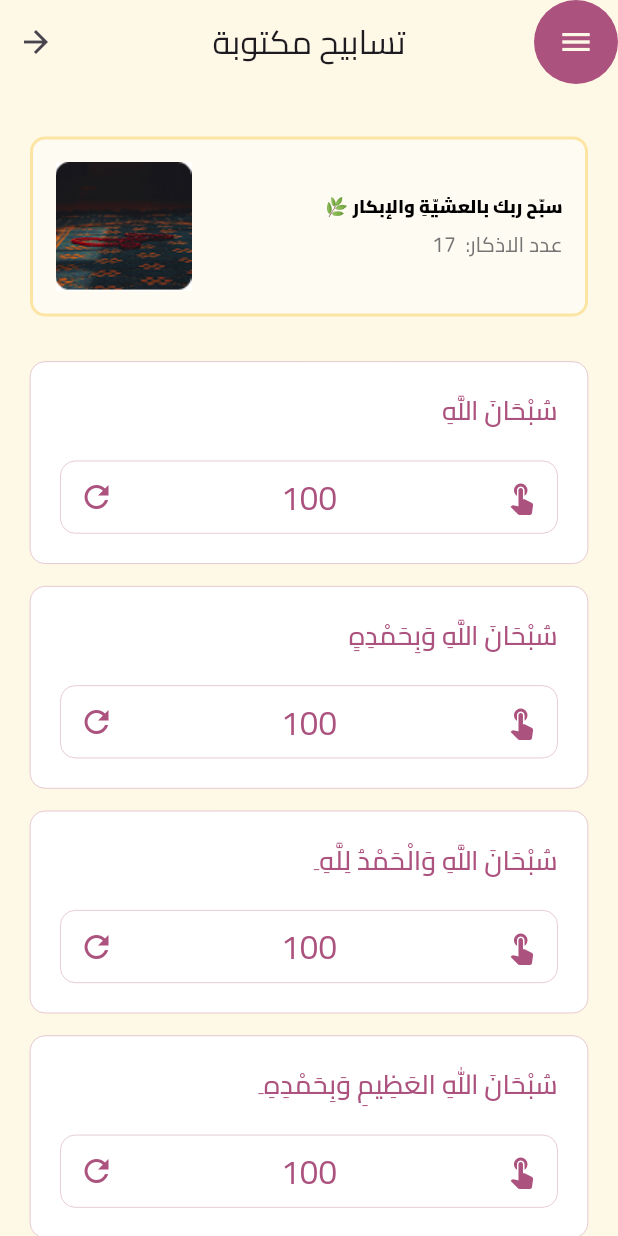
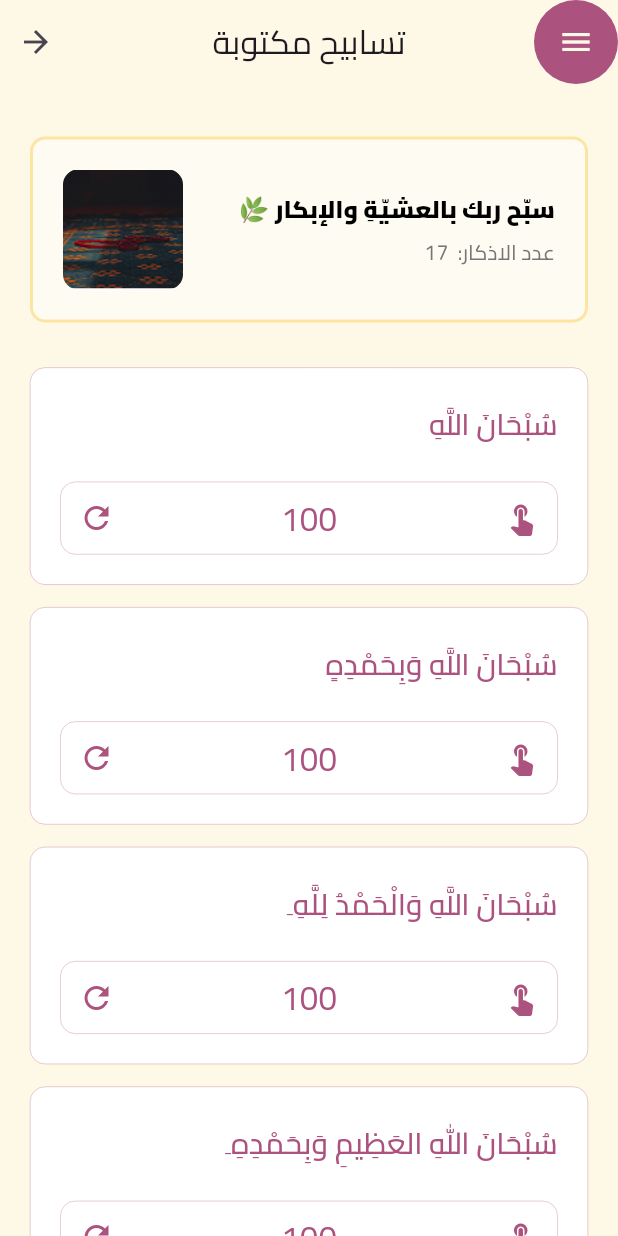
Before and after one commit to mon9asser/athar-tayyib, a Flutter app: the TasabeehAzkar screen opened by its route, on a phone screen of 412 x 824 dp. Run offline on Flutter 3.47's test engine with Material 3 defaults, Android fonts, the phone set to English and light mode, and no system bars; our stand-ins replace audioplayers, google_fonts, pdf, printing.

Commit message:
Fix text overflow and line spacing

```diff
--- a/lib/pages/home.dart
+++ b/lib/pages/home.dart
@@ -134,7 +134,6 @@ class _HomeState extends State<Home> {
                                   ),
                                   alignment: Alignment.center,
                                   height: 120,
-                                  width: 180,
                                   child: Text("أذكار المساء", textAlign: TextAlign.center, style: TextStyle(fontSize: 20),),
                                 )
                             ),)
@@ -170,7 +169,6 @@ class _HomeState extends State<Home> {
                                   ),
                                   alignment: Alignment.center,
                                   height: 120,
-                                  width: 180,
                                   child: Text("أذكار بعد الصلاة", textAlign: TextAlign.center, style: TextStyle(fontSize: 20),),
                                 )
                             ),)
--- a/lib/pages/tasabeeh.dart
+++ b/lib/pages/tasabeeh.dart
@@ -40,7 +40,6 @@ class _TasabeehAzkarState extends State<TasabeehAzkar> {
             children: [
               SizedBox(height: 5),
               Container(
-                height: 120,
                 decoration: BoxDecoration(
                   color: Colors.white.withOpacity(0.46),
                   borderRadius: BorderRadius.all(Radius.circular(10)),
@@ -50,32 +49,45 @@ class _TasabeehAzkarState extends State<TasabeehAzkar> {
                   ),
                 ),
                 child: Padding(
-                    padding: EdgeInsets.all(15),
+                    padding: EdgeInsets.all(20),
+
                   child: Row(
                     spacing: 20,
-                        mainAxisAlignment: MainAxisAlignment.spaceBetween,
                     children: [
-                          Column(
+                      Expanded(
+                        child: Column(
                           crossAxisAlignment: CrossAxisAlignment.start,
                           mainAxisAlignment: MainAxisAlignment.center,
                           children: [
-                                Text("سبّح ربك بالعشيّةِ والإبكار 🌿", style: TextStyle(color: Colors.black, fontSize: 12, fontWeight: FontWeight.w900)),
+                            Text(
+                              "سبّح ربك بالعشيّةِ والإبكار 🌿",
+                              style: TextStyle(
+                                color: Colors.black,
+                                fontSize: 16,
+                                fontWeight: FontWeight.w900,
+                              ),
+                            ),
                             SizedBox(height: 7),
-
                             Text(
                               "عدد الاذكار:  ${Tasabeeh.length}",
-                                  style: TextStyle(
-                                    color: Colors.grey[600],
-                                    fontSize: 14,
+                              style: TextStyle(color: Colors.grey[600], fontSize: 14),
+                            ),
+                          ],
                         ),
                       ),
-                              ]
+                      ClipRRect(
+                        borderRadius: BorderRadius.circular(10),
+                        child: Image(
+                          image: AssetImage("assets/images/tasabeeh.jpg"),
+                          width: 80,
+                          height: 80,
+                          fit: BoxFit.cover,
+                        ),
+                      ),
+                    ],
                   ),
 
-                          Image(image: AssetImage("assets/images/tasabeeh.jpg"))
 
-                        ]
-                    )
                 ),
               ),
 
@@ -100,7 +112,7 @@ class _TasabeehAzkarState extends State<TasabeehAzkar> {
                           mainAxisAlignment: MainAxisAlignment.center,
                           crossAxisAlignment: CrossAxisAlignment.stretch,
                           children: [
-                            Text(item["description"],style: TextStyle(color: item["count"] == 0 ? Colors.grey[300] : Color(0XFFAC527E), fontSize: 18, fontWeight: FontWeight.w500, textBaseline: TextBaseline.ideographic)),
+                            Text(item["description"],style: TextStyle(color: item["count"] == 0 ? Colors.grey[300] : Color(0XFFAC527E), fontSize: 20, height: 1.8, fontWeight: FontWeight.w500, textBaseline: TextBaseline.ideographic)),
                             Container(
                               decoration: BoxDecoration(
                                   border: Border.all(
--- a/pubspec.yaml
+++ b/pubspec.yaml
@@ -20,7 +20,7 @@ flutter_launcher_icons:
 # https://developer.apple.com/library/archive/documentation/General/Reference/InfoPlistKeyReference/Articles/CoreFoundationKeys.html
 # In Windows, build-name is used as the major, minor, and patch parts
 # of the product and file versions while build-number is used as the build suffix.
-version: 1.0.0+3
+version: 1.0.0+4
 
 environment:
   sdk: ^3.10.7
```
Also changed, not shown: lib/pages/died-azkur.dart (+28 -17 lines), lib/pages/evenings-azkur.dart (+26 -12 lines), lib/pages/morning-azkur.dart (+31 -12 lines), lib/pages/pray-azkur.dart (+25 -14 lines), lib/pages/sleeping-azkur.dart (+28 -12 lines). Lines whose indentation alone changed are shown as unchanged.
